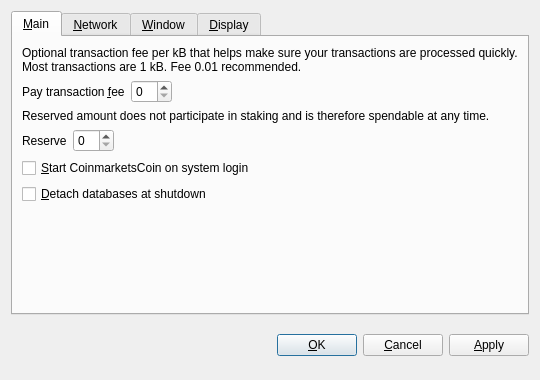
This is src/qt/forms/optionsdialog.ui in jyap808/jumbucks as Qt 5 draws it before an edit. The edited form follows.
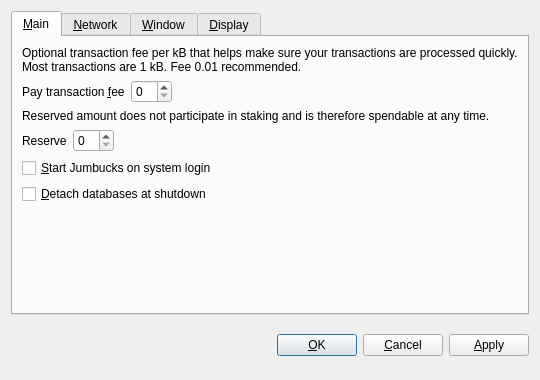
This is the edited form. Custom widgets are drawn as their Qt base class.

The edit to the form file:
```diff
--- a/src/qt/forms/optionsdialog.ui
+++ b/src/qt/forms/optionsdialog.ui
@@ -128,7 +128,7 @@
           <string>Automatically start CoinmarketsCoin after logging in to the system.</string>
          </property>
          <property name="text">
-          <string>&amp;Start CoinmarketsCoin on system login</string>
+          <string>&amp;Start Jumbucks on system login</string>
          </property>
         </widget>
        </item>
```
Left out of the diff: 6 changed lines with no effect on the pictures.
